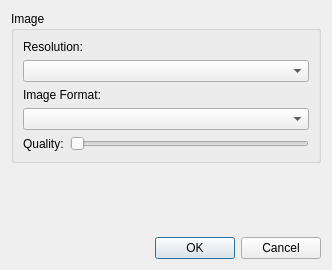
The window that ui/imagesettings.ui (TechxArtisanStudio/Openterface_QT) describes before a commit, drawn with Qt 5.
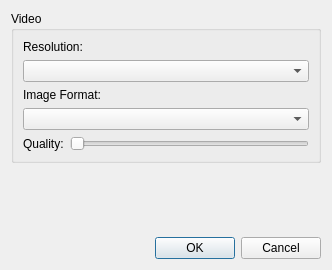
The same window after the commit.

What changed in the file:
```diff
--- a/ui/imagesettings.ui
+++ b/ui/imagesettings.ui
@@ -17,7 +17,7 @@
    <item row="0" column="0">
     <widget class="QGroupBox" name="groupBox_2">
      <property name="title">
-      <string>Image</string>
+      <string>Video</string>
      </property>
      <layout class="QGridLayout" name="gridLayout_2">
       <item row="0" column="0" colspan="2">
```
Left out of the diff: 2 changed lines with no effect on the pictures.
